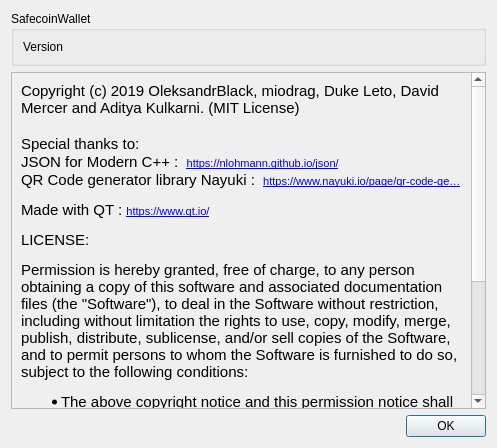
ZcashFoundation/zecwallet, file src/about.ui: the form before one commit.
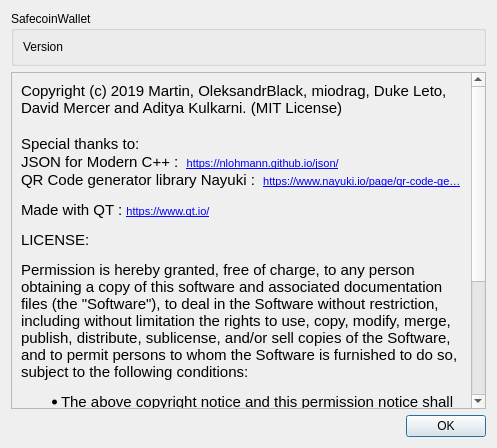
The form after the commit.

What changed in the file:
```diff
--- a/src/about.ui
+++ b/src/about.ui
@@ -40,8 +40,8 @@
        <rect>
         <x>0</x>
         <y>0</y>
-        <width>463</width>
-        <height>517</height>
+        <width>460</width>
+        <height>503</height>
        </rect>
       </property>
       <layout class="QVBoxLayout" name="verticalLayout_3">
@@ -51,13 +51,13 @@
           <string notr="true">&lt;!DOCTYPE HTML PUBLIC &quot;-//W3C//DTD HTML 4.0//EN&quot; &quot;http://www.w3.org/TR/REC-html40/strict.dtd&quot;&gt;
 &lt;html&gt;&lt;head&gt;&lt;meta name=&quot;qrichtext&quot; content=&quot;1&quot; /&gt;&lt;style type=&quot;text/css&quot;&gt;
 p, li { white-space: pre-wrap; }
-&lt;/style&gt;&lt;/head&gt;&lt;body style=&quot; font-family:'MS Shell Dlg 2'; font-size:8.1pt; font-weight:400; font-style:normal;&quot;&gt;
-&lt;p style=&quot; margin-top:0px; margin-bottom:0px; margin-left:0px; margin-right:0px; -qt-block-indent:0; text-indent:0px;&quot;&gt;&lt;span style=&quot; font-family:'Ubuntu'; font-size:11pt;&quot;&gt;Copyright (c) 2019 OleksandrBlack, miodrag, Duke Leto, David Mercer and Aditya Kulkarni. (MIT License)&lt;/span&gt;&lt;/p&gt;
+&lt;/style&gt;&lt;/head&gt;&lt;body style=&quot; font-family:'MS Shell Dlg 2'; font-size:8pt; font-weight:400; font-style:normal;&quot;&gt;
+&lt;p style=&quot; margin-top:0px; margin-bottom:0px; margin-left:0px; margin-right:0px; -qt-block-indent:0; text-indent:0px;&quot;&gt;&lt;span style=&quot; font-family:'Ubuntu'; font-size:11pt;&quot;&gt;Copyright (c) 2019 Martin, OleksandrBlack, miodrag, Duke Leto, David Mercer and Aditya Kulkarni. (MIT License)&lt;/span&gt;&lt;/p&gt;
 &lt;p style=&quot;-qt-paragraph-type:empty; margin-top:0px; margin-bottom:0px; margin-left:0px; margin-right:0px; -qt-block-indent:0; text-indent:0px; font-family:'Ubuntu'; font-size:11pt;&quot;&gt;&lt;br /&gt;&lt;/p&gt;
 &lt;p style=&quot; margin-top:0px; margin-bottom:0px; margin-left:0px; margin-right:0px; -qt-block-indent:0; text-indent:0px;&quot;&gt;&lt;span style=&quot; font-family:'Ubuntu'; font-size:11pt;&quot;&gt;Special thanks to:&lt;/span&gt;&lt;/p&gt;
-&lt;p style=&quot; margin-top:0px; margin-bottom:0px; margin-left:0px; margin-right:0px; -qt-block-indent:0; text-indent:0px;&quot;&gt;&lt;span style=&quot; font-family:'Ubuntu'; font-size:11pt;&quot;&gt;JSON for Modern C++ :  &lt;/span&gt;&lt;a href=&quot;https://nlohmann.github.io/json/&quot;&gt;&lt;span style=&quot; font-size:8pt; text-decoration: underline; color:#0000ff;&quot;&gt;https://nlohmann.github.io/json/&lt;/span&gt;&lt;/a&gt;&lt;/p&gt;
-&lt;p style=&quot; margin-top:0px; margin-bottom:0px; margin-left:0px; margin-right:0px; -qt-block-indent:0; text-indent:0px;&quot;&gt;&lt;span style=&quot; font-family:'Ubuntu'; font-size:11pt;&quot;&gt;QR Code generator library Nayuki :  &lt;/span&gt;&lt;a href=&quot;https://www.nayuki.io/page/qr-code-generator-library&quot;&gt;&lt;span style=&quot; font-size:8pt; text-decoration: underline; color:#0000ff;&quot;&gt;https://www.nayuki.io/page/qr-code-ge…&lt;/span&gt;&lt;/a&gt;&lt;/p&gt;
-&lt;p style=&quot; margin-top:12px; margin-bottom:12px; margin-left:0px; margin-right:0px; -qt-block-indent:0; text-indent:0px;&quot;&gt;&lt;span style=&quot; font-family:'Ubuntu'; font-size:11pt;&quot;&gt;Made with QT : &lt;/span&gt;&lt;a href=&quot;https://www.qt.io/&quot;&gt;&lt;span style=&quot; font-size:8pt; text-decoration: underline; color:#0000ff;&quot;&gt;https://www.qt.io/&lt;/span&gt;&lt;/a&gt;&lt;/p&gt;
+&lt;p style=&quot; margin-top:0px; margin-bottom:0px; margin-left:0px; margin-right:0px; -qt-block-indent:0; text-indent:0px;&quot;&gt;&lt;span style=&quot; font-family:'Ubuntu'; font-size:11pt;&quot;&gt;JSON for Modern C++ :  &lt;/span&gt;&lt;a href=&quot;https://nlohmann.github.io/json/&quot;&gt;&lt;span style=&quot; font-family:'MS Shell Dlg 2'; text-decoration: underline; color:#0000ff;&quot;&gt;https://nlohmann.github.io/json/&lt;/span&gt;&lt;/a&gt;&lt;/p&gt;
+&lt;p style=&quot; margin-top:0px; margin-bottom:0px; margin-left:0px; margin-right:0px; -qt-block-indent:0; text-indent:0px;&quot;&gt;&lt;span style=&quot; font-family:'Ubuntu'; font-size:11pt;&quot;&gt;QR Code generator library Nayuki :  &lt;/span&gt;&lt;a href=&quot;https://www.nayuki.io/page/qr-code-generator-library&quot;&gt;&lt;span style=&quot; font-family:'MS Shell Dlg 2'; text-decoration: underline; color:#0000ff;&quot;&gt;https://www.nayuki.io/page/qr-code-ge…&lt;/span&gt;&lt;/a&gt;&lt;/p&gt;
+&lt;p style=&quot; margin-top:12px; margin-bottom:12px; margin-left:0px; margin-right:0px; -qt-block-indent:0; text-indent:0px;&quot;&gt;&lt;span style=&quot; font-family:'Ubuntu'; font-size:11pt;&quot;&gt;Made with QT : &lt;/span&gt;&lt;a href=&quot;https://www.qt.io/&quot;&gt;&lt;span style=&quot; font-family:'MS Shell Dlg 2'; text-decoration: underline; color:#0000ff;&quot;&gt;https://www.qt.io/&lt;/span&gt;&lt;/a&gt;&lt;/p&gt;
 &lt;p style=&quot; margin-top:12px; margin-bottom:12px; margin-left:0px; margin-right:0px; -qt-block-indent:0; text-indent:0px;&quot;&gt;&lt;span style=&quot; font-family:'Ubuntu'; font-size:11pt;&quot;&gt;LICENSE:&lt;/span&gt;&lt;/p&gt;
 &lt;p style=&quot; margin-top:12px; margin-bottom:12px; margin-left:0px; margin-right:0px; -qt-block-indent:0; text-indent:0px;&quot;&gt;&lt;span style=&quot; font-family:'Ubuntu'; font-size:11pt;&quot;&gt;Permission is hereby granted, free of charge, to any person obtaining a copy of this software and associated documentation files (the &amp;quot;Software&amp;quot;), to deal in the Software without restriction, including without limitation the rights to use, copy, modify, merge, publish, distribute, sublicense, and/or sell copies of the Software, and to permit persons to whom the Software is furnished to do so, subject to the following conditions:&lt;/span&gt;&lt;/p&gt;
 &lt;ul style=&quot;margin-top: 0px; margin-bottom: 0px; margin-left: 0px; margin-right: 0px; -qt-list-indent: 1;&quot;&gt;&lt;li style=&quot; font-family:'Ubuntu'; font-size:11pt;&quot; style=&quot; margin-top:12px; margin-bottom:12px; margin-left:0px; margin-right:0px; -qt-block-indent:0; text-indent:0px;&quot;&gt;The above copyright notice and this permission notice shall be included in all copies or substantial portions of the Software.&lt;/li&gt;
```
